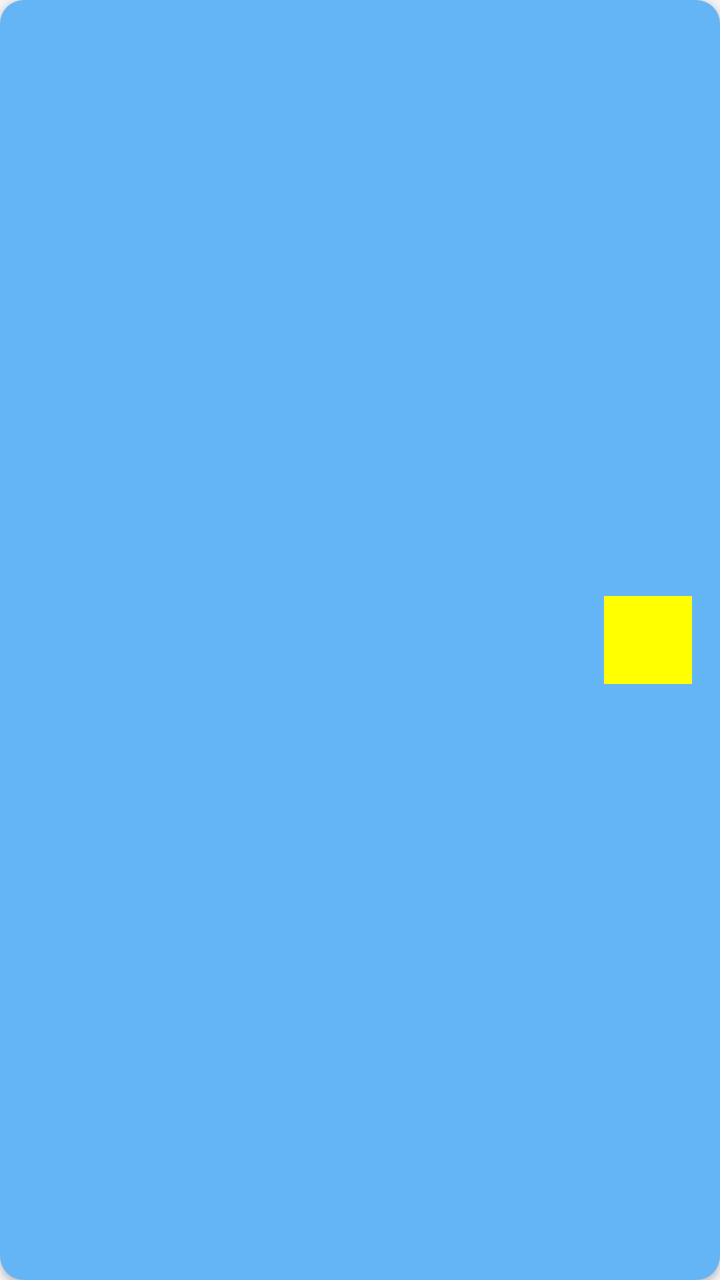
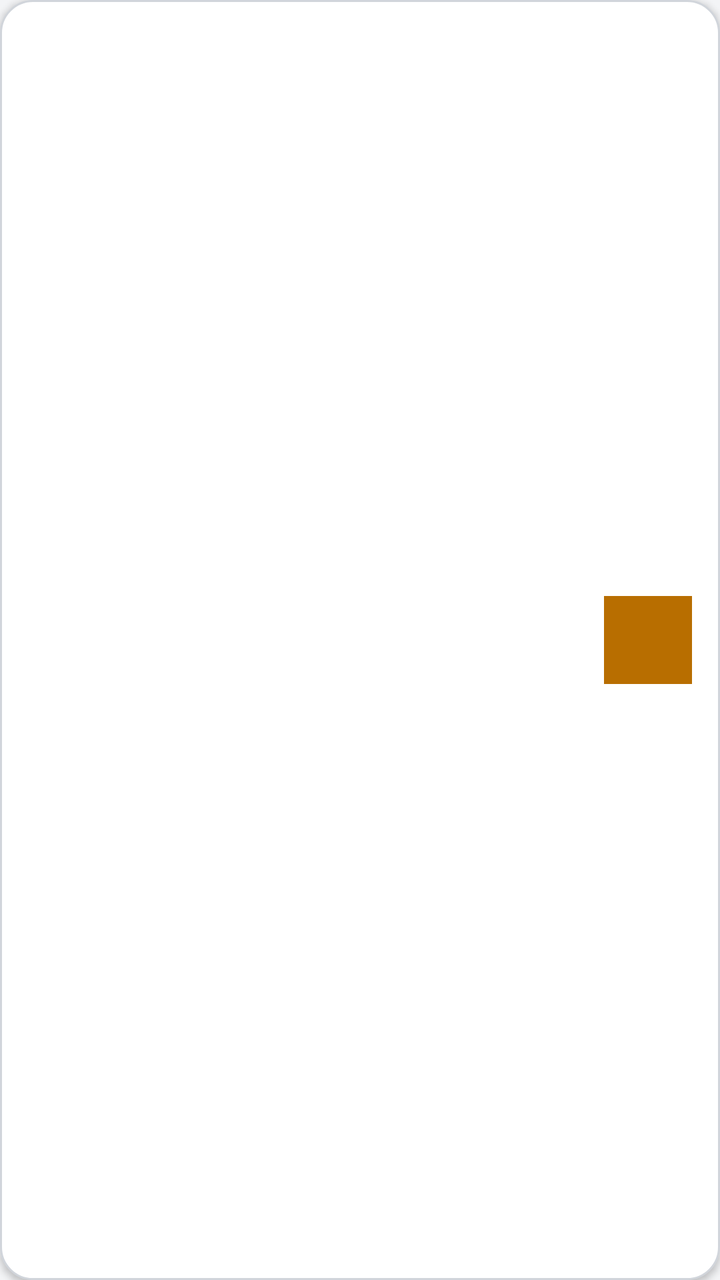

Before-and-after screenshots of an Android layout around one commit, followed by the original layout XML and the change that was made.
<!-- AndroidManifest.xml: application theme Theme.NiJu_Project -->
<!-- res/layout/item_favorite_word.xml -->
<?xml version="1.0" encoding="utf-8"?>
<LinearLayout xmlns:android="http://schemas.android.com/apk/res/android"
    android:layout_width="match_parent"
    android:layout_height="wrap_content"
    android:layout_marginBottom="10dp"
    android:background="@drawable/card_bg"
    android:elevation="2dp"
    android:gravity="center_vertical"
    android:orientation="horizontal"
    android:padding="14dp">

    <LinearLayout
        android:layout_width="0dp"
        android:layout_height="wrap_content"
        android:layout_weight="1"
        android:orientation="vertical">

        <TextView
            android:id="@+id/tvFavEnglish"
            android:layout_width="wrap_content"
            android:layout_height="wrap_content"
            android:fontFamily="@font/roboto_bold"
            android:textColor="@color/color_text_primary"
            android:textSize="18sp" />

        <TextView
            android:id="@+id/tvFavSpanish"
            android:layout_width="wrap_content"
            android:layout_height="wrap_content"
            android:textColor="#5865F2"
            android:textSize="15sp" />

        <TextView
            android:id="@+id/tvFavExample"
            android:layout_width="wrap_content"
            android:layout_height="wrap_content"
            android:layout_marginTop="4dp"
            android:textColor="@color/color_text_secondary"
            android:textSize="13sp" />

        <TextView
            android:id="@+id/tvFavStatus"
            android:layout_width="wrap_content"
            android:layout_height="wrap_content"
            android:layout_marginTop="4dp"
            android:textColor="@color/color_text_hint"
            android:textSize="12sp" />
    </LinearLayout>

    <ImageButton
        android:id="@+id/btnFavRemove"
        android:layout_width="44dp"
        android:layout_height="44dp"
        android:background="?android:attr/selectableItemBackgroundBorderless"
        android:contentDescription="@string/favorite_remove"
        android:src="@drawable/ic_star_filled" />
</LinearLayout>
<!-- resources referenced by this layout -->
<resources>
  <color name="color_text_hint">#9CA3AF</color>
  <color name="color_text_primary">#1F2937</color>
  <color name="color_text_secondary">#6B7280</color>
  <!-- drawable card_bg (drawable) -->
  <shape xmlns:android="http://schemas.android.com/apk/res/android">
      <solid android:color="#64B5F6"/>
      <corners android:radius="12dp"/>
  </shape>
  <!-- drawable ic_star_filled (drawable) -->
  <vector xmlns:android="http://schemas.android.com/apk/res/android"
      android:width="800dp"
      android:height="800dp"
      android:viewportWidth="24"
      android:viewportHeight="24">
      <path
          android:pathData="M11.269,4.411C11.501,3.892 11.616,3.632 11.778,3.552C11.918,3.483 12.082,3.483 12.222,3.552C12.383,3.632 12.499,3.892 12.731,4.411L14.575,8.548C14.643,8.702 14.677,8.778 14.73,8.837C14.777,8.889 14.834,8.931 14.898,8.959C14.97,8.991 15.054,9 15.221,9.018L19.726,9.493C20.291,9.553 20.574,9.583 20.7,9.711C20.809,9.823 20.86,9.98 20.837,10.134C20.811,10.312 20.6,10.502 20.177,10.883L16.813,13.915C16.688,14.028 16.625,14.084 16.586,14.153C16.551,14.213 16.529,14.281 16.521,14.35C16.513,14.429 16.531,14.511 16.566,14.676L17.505,19.106C17.623,19.663 17.682,19.941 17.599,20.1C17.526,20.239 17.393,20.335 17.239,20.361C17.062,20.392 16.816,20.25 16.323,19.965L12.399,17.702C12.254,17.618 12.181,17.576 12.104,17.56C12.035,17.545 11.964,17.545 11.896,17.56C11.818,17.576 11.746,17.618 11.6,17.702L7.677,19.965C7.184,20.25 6.938,20.392 6.76,20.361C6.606,20.335 6.473,20.239 6.401,20.1C6.317,19.941 6.376,19.663 6.494,19.106L7.434,14.676C7.469,14.511 7.486,14.429 7.478,14.35C7.471,14.281 7.449,14.213 7.414,14.153C7.374,14.084 7.312,14.028 7.187,13.915L3.822,10.883C3.4,10.502 3.189,10.312 3.163,10.134C3.14,9.98 3.191,9.823 3.3,9.711C3.426,9.583 3.709,9.553 4.274,9.493L8.778,9.018C8.946,9 9.029,8.991 9.101,8.959C9.165,8.931 9.223,8.889 9.269,8.837C9.322,8.778 9.357,8.702 9.425,8.548L11.269,4.411Z"
          android:strokeLineJoin="round"
          android:strokeWidth="2"
          android:fillColor="#FFFF00"
          android:strokeColor="#FFFF00"
          android:strokeLineCap="round"/>
  </vector>
  <string name="favorite_remove">Quitar de favoritas</string>
  <style name="Theme.NiJu_Project" parent="Base.Theme.NiJu_Project" />
  <style name="Base.Theme.NiJu_Project" parent="Theme.Material3.DayNight.NoActionBar">
          <item name="colorPrimary">#5865F2</item>
          <item name="colorPrimaryVariant">#4338CA</item>
          <item name="colorSecondary">#818CF8</item>
          <item name="android:colorBackground">@color/color_background</item>
          <item name="colorSurface">@color/color_surface</item>
          <item name="android:textColorPrimary">@color/color_text_primary</item>
          <item name="android:textColorSecondary">@color/color_text_secondary</item>
          
          <item name="cardViewStyle">@style/Widget.NiJu.CardView</item>
      </style>
  <color name="color_background">#F3F4F6</color>
  <color name="color_surface">#FFFFFF</color>
  <style name="Widget.NiJu.CardView" parent="Widget.MaterialComponents.CardView">
          <item name="cardBackgroundColor">@color/color_surface</item>
          <item name="cardCornerRadius">16dp</item>
          <item name="cardElevation">2dp</item>
      </style>
</resources>

<!-- the commit's change to res/layout/item_favorite_word.xml (unified diff, before → after) -->
@@ -27,7 +27,7 @@
             android:id="@+id/tvFavSpanish"
             android:layout_width="wrap_content"
             android:layout_height="wrap_content"
-            android:textColor="#5865F2"
+            android:textColor="@color/color_primary"
             android:textSize="15sp" />
 
         <TextView
<!-- resource entries referenced after the edit -->
@@ -1,12 +1,15 @@
 <!-- resources referenced by this layout -->
 <resources>
-  <color name="color_text_hint">#9CA3AF</color>
+  <color name="color_primary">#2F6DA8</color>
+  <color name="color_text_hint">#5F6673</color>
   <color name="color_text_primary">#1F2937</color>
-  <color name="color_text_secondary">#6B7280</color>
+  <color name="color_text_secondary">#4B5563</color>
   <!-- drawable card_bg (drawable) -->
-  <shape xmlns:android="http://schemas.android.com/apk/res/android">
-      <solid android:color="#64B5F6"/>
-      <corners android:radius="12dp"/>
+  <?xml version="1.0" encoding="utf-8"?>
+  <shape xmlns:android="http://schemas.android.com/apk/res/android" android:shape="rectangle">
+      <solid android:color="@color/color_surface"/>
+      <stroke android:width="1dp" android:color="@color/color_border"/>
+      <corners android:radius="16dp"/>
   </shape>
   <!-- drawable ic_star_filled (drawable) -->
   <vector xmlns:android="http://schemas.android.com/apk/res/android"
@@ -18,8 +21,8 @@
           android:pathData="M11.269,4.411C11.501,3.892 11.616,3.632 11.778,3.552C11.918,3.483 12.082,3.483 12.222,3.552C12.383,3.632 12.499,3.892 12.731,4.411L14.575,8.548C14.643,8.702 14.677,8.778 14.73,8.837C14.777,8.889 14.834,8.931 14.898,8.959C14.97,8.991 15.054,9 15.221,9.018L19.726,9.493C20.291,9.553 20.574,9.583 20.7,9.711C20.809,9.823 20.86,9.98 20.837,10.134C20.811,10.312 20.6,10.502 20.177,10.883L16.813,13.915C16.688,14.028 16.625,14.084 16.586,14.153C16.551,14.213 16.529,14.281 16.521,14.35C16.513,14.429 16.531,14.511 16.566,14.676L17.505,19.106C17.623,19.663 17.682,19.941 17.599,20.1C17.526,20.239 17.393,20.335 17.239,20.361C17.062,20.392 16.816,20.25 16.323,19.965L12.399,17.702C12.254,17.618 12.181,17.576 12.104,17.56C12.035,17.545 11.964,17.545 11.896,17.56C11.818,17.576 11.746,17.618 11.6,17.702L7.677,19.965C7.184,20.25 6.938,20.392 6.76,20.361C6.606,20.335 6.473,20.239 6.401,20.1C6.317,19.941 6.376,19.663 6.494,19.106L7.434,14.676C7.469,14.511 7.486,14.429 7.478,14.35C7.471,14.281 7.449,14.213 7.414,14.153C7.374,14.084 7.312,14.028 7.187,13.915L3.822,10.883C3.4,10.502 3.189,10.312 3.163,10.134C3.14,9.98 3.191,9.823 3.3,9.711C3.426,9.583 3.709,9.553 4.274,9.493L8.778,9.018C8.946,9 9.029,8.991 9.101,8.959C9.165,8.931 9.223,8.889 9.269,8.837C9.322,8.778 9.357,8.702 9.425,8.548L11.269,4.411Z"
           android:strokeLineJoin="round"
           android:strokeWidth="2"
-          android:fillColor="#FFFF00"
-          android:strokeColor="#FFFF00"
+          android:fillColor="@color/color_star"
+          android:strokeColor="@color/color_star"
           android:strokeLineCap="round"/>
   </vector>
   <string name="favorite_remove">Quitar de favoritas</string>
@@ -37,6 +40,8 @@
       </style>
   <color name="color_background">#F3F4F6</color>
   <color name="color_surface">#FFFFFF</color>
+  <color name="color_border">#D1D5DB</color>
+  <color name="color_star">#B86E00</color>
   <style name="Widget.NiJu.CardView" parent="Widget.MaterialComponents.CardView">
           <item name="cardBackgroundColor">@color/color_surface</item>
           <item name="cardCornerRadius">16dp</item>
